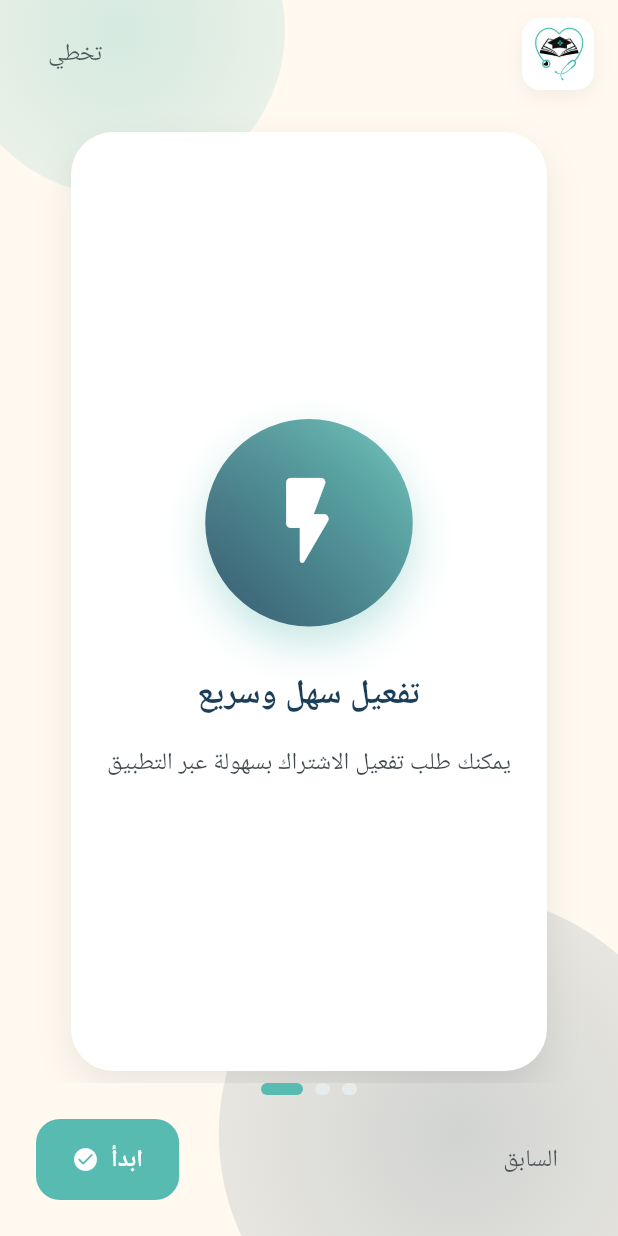
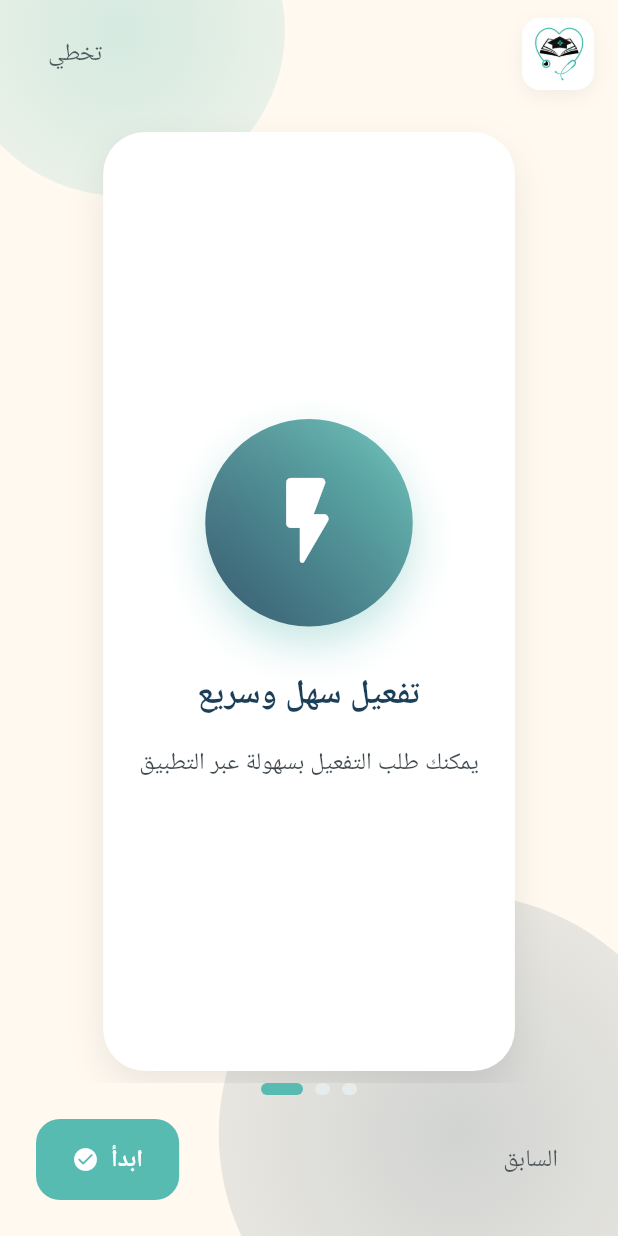
Before and after one commit to IQwolf/grace-app, a Flutter app: the screen it shows after launch, swiped to page 3, on a phone screen of 412 x 824 dp. Run offline on Flutter 3.47's test engine with Material 3 defaults, Android fonts, the phone set to English and light mode, and no system bars; our stand-ins replace cached_network_image, carousel_slider, chewie, cloud_firestore, firebase_auth, firebase_core and 9 more; accounts and stored records are empty; Roboto replaces fonts that are missing (Tajawal).

```diff
--- a/lib/core/strings.dart
+++ b/lib/core/strings.dart
@@ -54,14 +54,14 @@ class AppStrings {
   static const String selectLevel = 'اختر المرحلة';
   static const String firstTrack = 'كورس أول';
   static const String secondTrack = 'كورس ثاني';
-  static const String freeLecture = 'محاضرة مجانية';
-  static const String locked = 'مقفلة';
+  static const String freeLecture = 'متاحة للجميع';
+  static const String locked = 'غير متاحة';
   static const String lecturesCount = 'محاضرة';
 
   // Course
   static const String requestActivation = 'طلب التفعيل';
   static const String sendRequest = 'إرسال الطلب';
-  static const String activationRequestMessage = 'سيتم إرسال طلب تفعيل الاشتراك للإدارة';
+  static const String activationRequestMessage = 'سيتم إرسال طلب التفعيل للإدارة';
   static const String requestSentMessage = 'تم إرسال الطلب، سيتم إشعارك عند التفعيل';
   static const String telegramUsernameTitle = 'اسم مستخدم التليجرام';
   static const String telegramUsernamePrompt = 'يرجى تزويدنا باسم مستخدمك على تليجرام حتى نتمكن من متابعتك وتفعيل طلبك.';
@@ -74,11 +74,11 @@ class AppStrings {
   static const String missingPhoneForTelegram = 'تعذر تحديد رقم هاتف الحساب، يرجى تحديث ملفك الشخصي.';
 
   // Library
-  static const String subscribedCourses = 'مشترَك بها';
+  static const String subscribedCourses = 'مفعّلة';
   static const String pendingActivation = 'قيد التفعيل';
   static const String openMaterials = 'المواد المفتوحة';
   static const String noCoursesFound = 'لا توجد كورسات';
-  static const String noCoursesFoundDesc = 'لم تقم بالاشتراك في أي كورس بعد';
+  static const String noCoursesFoundDesc = 'لم تقم بتفعيل أي كورس بعد';
 
   // Account
   static const String support = 'الدعم';
@@ -111,5 +111,5 @@ class AppStrings {
   static const String onboardingTitle2 = 'محتوى محمي وآمن';
   static const String onboardingDesc2 = 'جميع المحاضرات محمية ولا يمكن تسجيلها أو مشاركتها';
   static const String onboardingTitle3 = 'تفعيل سهل وسريع';
-  static const String onboardingDesc3 = 'يمكنك طلب تفعيل الاشتراك بسهولة عبر التطبيق';
+  static const String onboardingDesc3 = 'يمكنك طلب التفعيل بسهولة عبر التطبيق';
 }
--- a/lib/data/api/api_client.dart
+++ b/lib/data/api/api_client.dart
@@ -532,7 +532,7 @@ class MockApiClient implements ApiClient {
     try {
       return Success(_subscribedCourses.contains(courseId));
     } catch (e) {
-      return Failure('خطأ في التحقق من حالة الاشتراك: $e');
+      return Failure('خطأ في التحقق من حالة التفعيل: $e');
     }
   }
 
--- a/lib/data/api/firebase_api_client.dart
+++ b/lib/data/api/firebase_api_client.dart
@@ -663,7 +663,7 @@ class FirebaseApiClient implements ApiClient {
       }
       return const Success(true);
     } catch (e) {
-      return Failure('فشل فحص الاشتراك: $e');
+      return Failure('فشل فحص حالة التفعيل: $e');
     }
   }
 
--- a/lib/data/api/rest_api_client.dart
+++ b/lib/data/api/rest_api_client.dart
@@ -1142,7 +1142,7 @@ class RestApiClient implements ApiClient {
       }
       return Failure(_mapHttpError(res));
     } catch (e) {
-      return Failure('خطأ في التحقق من الاشتراك: $e');
+      return Failure('خطأ في التحقق من حالة التفعيل: $e');
     }
   }
 
--- a/lib/features/account/delete_account_dialog.dart
+++ b/lib/features/account/delete_account_dialog.dart
@@ -195,7 +195,7 @@ class _DeleteAccountDialogState extends ConsumerState<DeleteAccountDialog> {
         ),
         const SizedBox(height: 8),
         Text(
-          'سيؤدي هذا الإجراء إلى حذف جميع بياناتك واشتراكاتك بشكل نهائي. لا يمكن التراجع عن هذا الإجراء.',
+          'سيؤدي هذا الإجراء إلى حذف جميع بياناتك وتفعيلاتك بشكل نهائي. لا يمكن التراجع عن هذا الإجراء.',
           style: Theme.of(context).textTheme.bodyMedium?.copyWith(
                 color: EduPulseColors.textMain.withValues(alpha: 0.7),
               ),
--- a/lib/features/home/widgets/course_card.dart
+++ b/lib/features/home/widgets/course_card.dart
@@ -153,7 +153,7 @@ class CourseCard extends StatelessWidget {
           borderRadius: BorderRadius.circular(8),
         ),
         child: Text(
-          'مشترك',
+          'مفعّل',
           style: TextStyle(
             color: EduPulseColors.primary,
             fontSize: 10,
```
Also changed, not shown: pubspec.lock, 2 other files.
